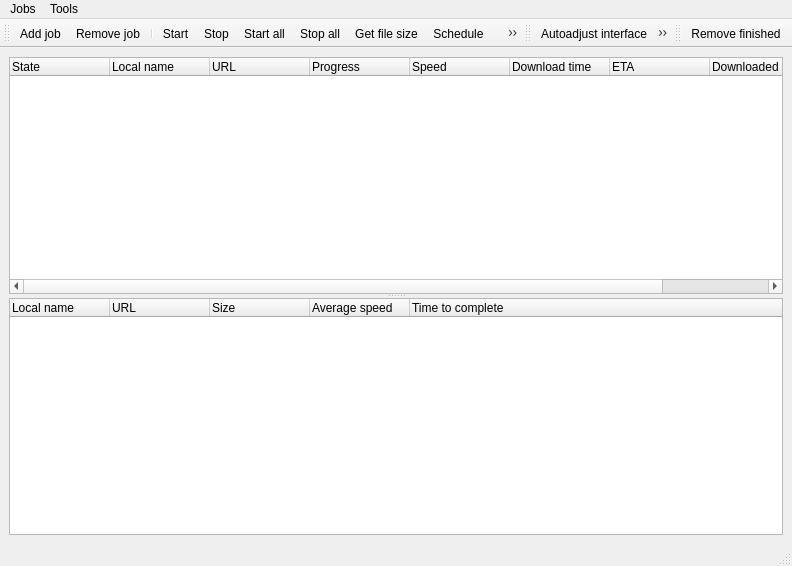
0xd34df00d/leechcraft, file src/plugins/http/mainwindow.ui: the form before one commit.
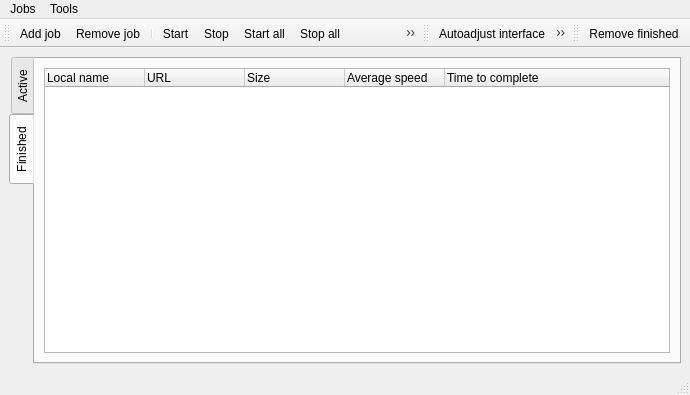
The form after the commit. Icons and pictures are not drawn. Custom widgets are drawn as their Qt base class.

The edit to the form file:
```diff
--- a/src/plugins/http/mainwindow.ui
+++ b/src/plugins/http/mainwindow.ui
@@ -5,8 +5,8 @@
    <rect>
     <x>0</x>
     <y>0</y>
-    <width>792</width>
-    <height>566</height>
+    <width>690</width>
+    <height>395</height>
    </rect>
   </property>
   <property name="windowTitle" >
@@ -16,12 +16,24 @@
    <iconset resource="resources.qrc" >:/resources/images/pluginicon.png</iconset>
   </property>
   <widget class="QWidget" name="centralwidget" >
-   <layout class="QVBoxLayout" >
+   <layout class="QHBoxLayout" >
     <item>
-     <widget class="QSplitter" name="Splitter_" >
-      <property name="orientation" >
-       <enum>Qt::Vertical</enum>
+     <widget class="QTabWidget" name="tabWidget" >
+      <property name="tabPosition" >
+       <enum>QTabWidget::West</enum>
       </property>
+      <property name="tabShape" >
+       <enum>QTabWidget::Rounded</enum>
+      </property>
+      <property name="currentIndex" >
+       <number>1</number>
+      </property>
+      <widget class="QWidget" name="ActiveJobsTab_" >
+       <attribute name="title" >
+        <string>Active</string>
+       </attribute>
+       <layout class="QHBoxLayout" >
+        <item>
       <widget class="ContextableList" name="TasksList_" >
        <property name="editTriggers" >
         <set>QAbstractItemView::NoEditTriggers</set>
@@ -90,6 +102,15 @@
         </property>
        </column>
       </widget>
+        </item>
+       </layout>
+      </widget>
+      <widget class="QWidget" name="FinishedJobsTab_" >
+       <attribute name="title" >
+        <string>Finished</string>
+       </attribute>
+       <layout class="QHBoxLayout" >
+        <item>
       <widget class="ContextableList" name="FinishedList_" >
        <property name="editTriggers" >
         <set>QAbstractItemView::NoEditTriggers</set>
@@ -141,6 +162,9 @@
         </property>
        </column>
       </widget>
+        </item>
+       </layout>
+      </widget>
      </widget>
     </item>
    </layout>
@@ -150,7 +174,7 @@
     <rect>
      <x>0</x>
      <y>0</y>
-     <width>792</width>
+     <width>690</width>
      <height>26</height>
     </rect>
    </property>
```
Lines whose indentation alone changed are shown as unchanged.
